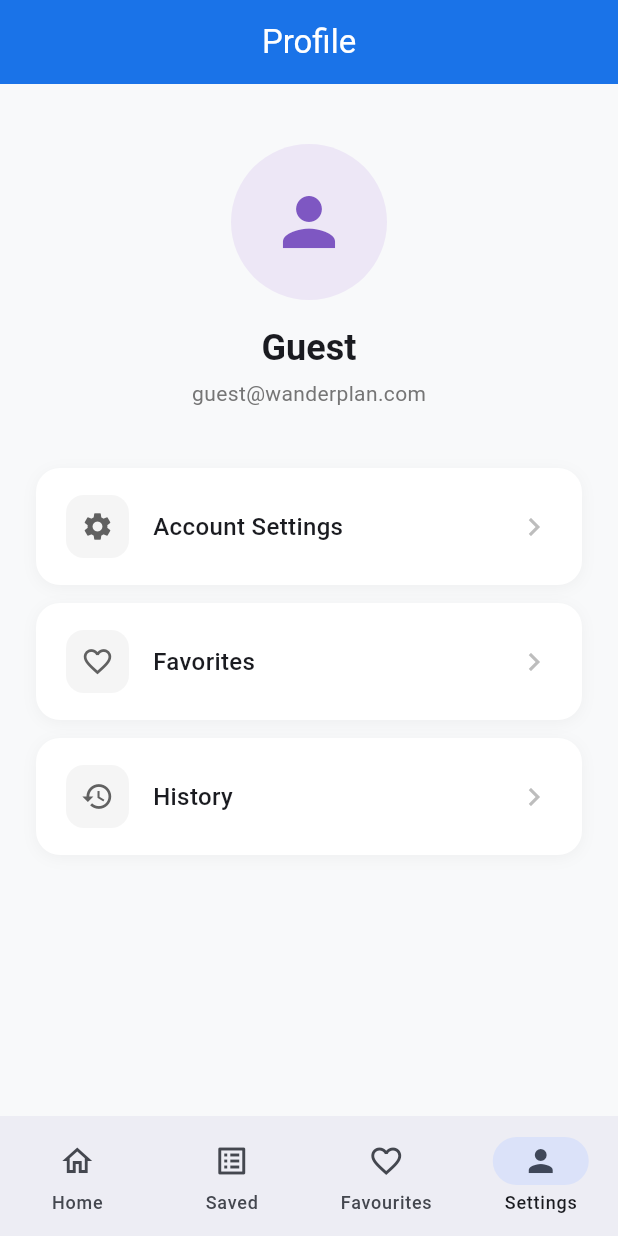
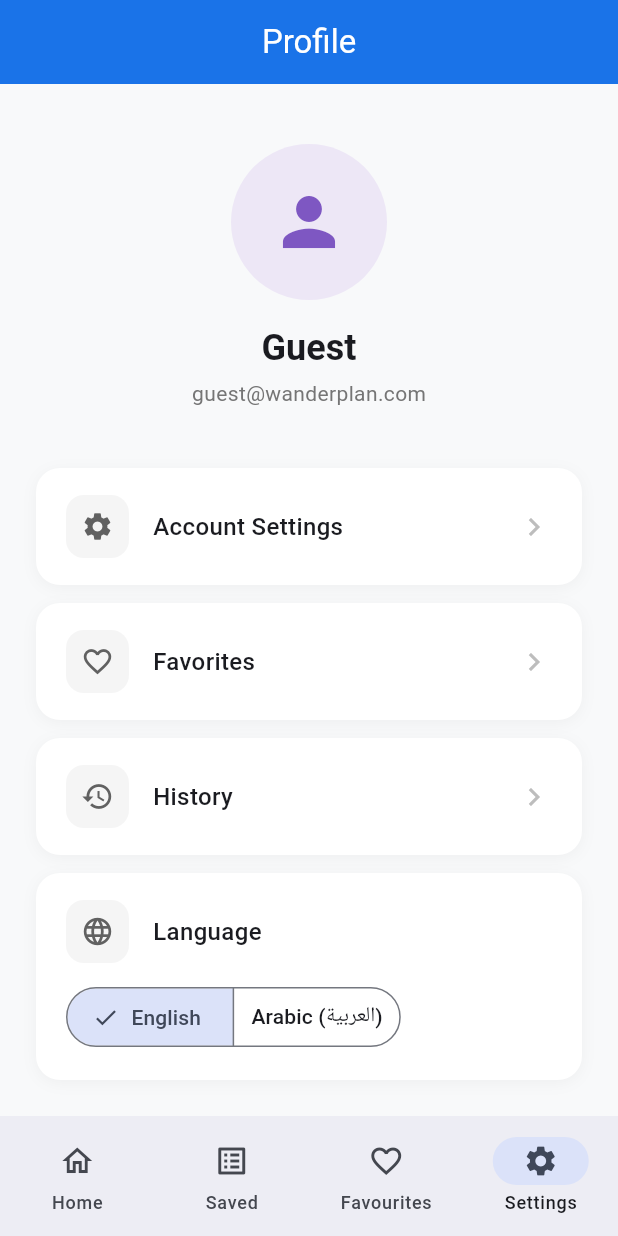
Before and after one commit to EngDawood/travel, a Flutter app: the ProfileScreen screen opened by its route, on a phone screen of 412 x 824 dp. Run offline on Flutter 3.47's test engine with Material 3 defaults, Android fonts, the phone set to English and light mode, and no system bars; our stand-ins replace cached_network_image, flutter_rating_bar, go_router, shared_preferences, sqflite; accounts and stored records are empty; network calls fail.

Commit message:
feat: rename Profile tab to Settings and add language toggle
- Change bottom nav tab icon from person to settings icon
- Update navProfile/profileTitle labels to "Settings" (EN) and "الإعدادات" (AR)
- Add language SegmentedButton card directly on the Settings screen

```diff
--- a/lib/l10n/app_ar.arb
+++ b/lib/l10n/app_ar.arb
@@ -4,7 +4,7 @@
   "navHome": "الرئيسية",
   "navSaved": "محفوظة",
   "navFavourites": "المفضلة",
-  "navProfile": "الملف الشخصي",
+  "navProfile": "الإعدادات",
 
   "citySearchTitle": "إلى أين تذهب؟",
   "citySearchSubtitle": "ابحث عن مدينة لبدء التخطيط.",
@@ -93,7 +93,7 @@
   "favTitle": "المفضلة",
   "favEmpty": "لا توجد مفضلات بعد. انقر ♥ على مكان لحفظه.",
 
-  "profileTitle": "الملف الشخصي",
+  "profileTitle": "الإعدادات",
   "profileAccountSettings": "إعدادات الحساب",
   "profileFavorites": "المفضلة",
   "profileHistory": "السجل",
--- a/lib/l10n/app_en.arb
+++ b/lib/l10n/app_en.arb
@@ -274,7 +274,7 @@
   "favEmpty": "No favourites yet. Tap ♥ on a place to save it.",
   "@favEmpty": {},
 
-  "profileTitle": "Profile",
+  "profileTitle": "Settings",
   "@profileTitle": {},
 
   "profileAccountSettings": "Account Settings",
--- a/lib/screens/profile_screen.dart
+++ b/lib/screens/profile_screen.dart
@@ -5,6 +5,7 @@ import 'package:provider/provider.dart';
 
 import '../l10n/generated/app_localizations.dart';
 import '../providers/auth_provider.dart';
+import '../providers/locale_provider.dart';
 
 class ProfileScreen extends StatelessWidget {
   const ProfileScreen({super.key});
@@ -71,8 +72,69 @@ class ProfileScreen extends StatelessWidget {
               label: l10n.profileHistory,
               onTap: () => context.push('/history'),
             ),
+            const SizedBox(height: 12),
+            _LanguageCard(),
           ],
         ),
+      ),
+    );
+  }
+}
+
+class _LanguageCard extends StatelessWidget {
+  const _LanguageCard();
+
+  @override
+  Widget build(BuildContext context) {
+    final l10n = AppLocalizations.of(context);
+    final localeProvider = context.watch<LocaleProvider>();
+    return Container(
+      padding: const EdgeInsets.symmetric(horizontal: 20, vertical: 18),
+      decoration: BoxDecoration(
+        color: Colors.white,
+        borderRadius: BorderRadius.circular(16),
+        boxShadow: [
+          BoxShadow(
+            color: Colors.black.withValues(alpha: 0.04),
+            blurRadius: 8,
+            offset: const Offset(0, 2),
+          ),
+        ],
+      ),
+      child: Column(
+        crossAxisAlignment: CrossAxisAlignment.start,
+        children: [
+          Row(
+            children: [
+              Container(
+                padding: const EdgeInsets.all(10),
+                decoration: BoxDecoration(
+                  color: Colors.grey.shade100,
+                  borderRadius: BorderRadius.circular(12),
+                ),
+                child: Icon(Icons.language, color: Colors.grey[700], size: 22),
+              ),
+              const SizedBox(width: 16),
+              Text(
+                l10n.accountLanguage,
+                style: const TextStyle(
+                  fontSize: 16,
+                  fontWeight: FontWeight.w500,
+                ),
+              ),
+            ],
+          ),
+          const SizedBox(height: 12),
+          SegmentedButton<String>(
+            segments: [
+              ButtonSegment(value: 'en', label: Text(l10n.languageEnglish)),
+              ButtonSegment(value: 'ar', label: Text(l10n.languageArabic)),
+            ],
+            selected: {localeProvider.locale.languageCode},
+            onSelectionChanged: (s) =>
+                context.read<LocaleProvider>().setLocale(Locale(s.first)),
+          ),
+        ],
       ),
     );
   }
--- a/lib/screens/shell_screen.dart
+++ b/lib/screens/shell_screen.dart
@@ -39,8 +39,8 @@ class ShellScreen extends StatelessWidget {
             label: l10n.navFavourites,
           ),
           NavigationDestination(
-            icon: const Icon(Icons.person_outline),
-            selectedIcon: const Icon(Icons.person),
+            icon: const Icon(Icons.settings_outlined),
+            selectedIcon: const Icon(Icons.settings),
             label: l10n.navProfile,
           ),
         ],
```
